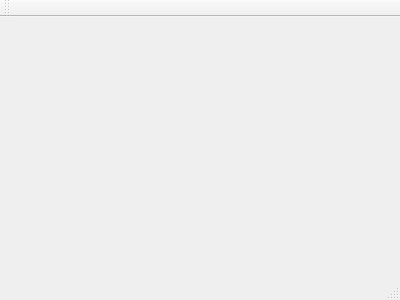
The window that Ploteus/mainwindow.ui (Atsanda/Ploteus) describes before a commit, drawn with Qt 5.
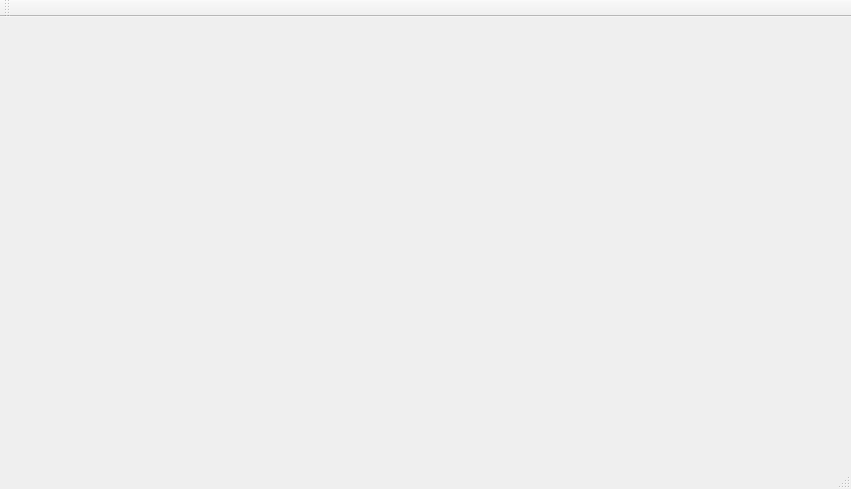
The same window after the commit.

Patch:
```diff
--- a/Ploteus/mainwindow.ui
+++ b/Ploteus/mainwindow.ui
@@ -1,24 +1,54 @@
 <ui version="4.0">
  <class>MainWindow</class>
- <widget class="QMainWindow" name="MainWindow" >
-  <property name="geometry" >
+ <widget class="QMainWindow" name="MainWindow">
+  <property name="enabled">
+   <bool>true</bool>
+  </property>
+  <property name="geometry">
    <rect>
     <x>0</x>
     <y>0</y>
-    <width>400</width>
-    <height>300</height>
+    <width>851</width>
+    <height>489</height>
    </rect>
   </property>
-  <property name="windowTitle" >
+  <property name="sizePolicy">
+   <sizepolicy hsizetype="Minimum" vsizetype="Minimum">
+    <horstretch>0</horstretch>
+    <verstretch>0</verstretch>
+   </sizepolicy>
+  </property>
+  <property name="maximumSize">
+   <size>
+    <width>851</width>
+    <height>489</height>
+   </size>
+  </property>
+  <property name="windowTitle">
    <string>MainWindow</string>
   </property>
-  <widget class="QMenuBar" name="menuBar" />
-  <widget class="QToolBar" name="mainToolBar" />
-  <widget class="QWidget" name="centralWidget" />
-  <widget class="QStatusBar" name="statusBar" />
+  <widget class="QWidget" name="centralWidget"/>
+  <widget class="QMenuBar" name="menuBar">
+   <property name="geometry">
+    <rect>
+     <x>0</x>
+     <y>0</y>
+     <width>851</width>
+     <height>21</height>
+    </rect>
+   </property>
+  </widget>
+  <widget class="QToolBar" name="mainToolBar">
+   <attribute name="toolBarArea">
+    <enum>TopToolBarArea</enum>
+   </attribute>
+   <attribute name="toolBarBreak">
+    <bool>false</bool>
+   </attribute>
+  </widget>
+  <widget class="QStatusBar" name="statusBar"/>
  </widget>
- <layoutDefault spacing="6" margin="11" />
- <pixmapfunction></pixmapfunction>
+ <layoutdefault spacing="6" margin="11"/>
  <resources/>
  <connections/>
 </ui>
```
Left out of the diff: 1 changed line with no effect on the pictures.
